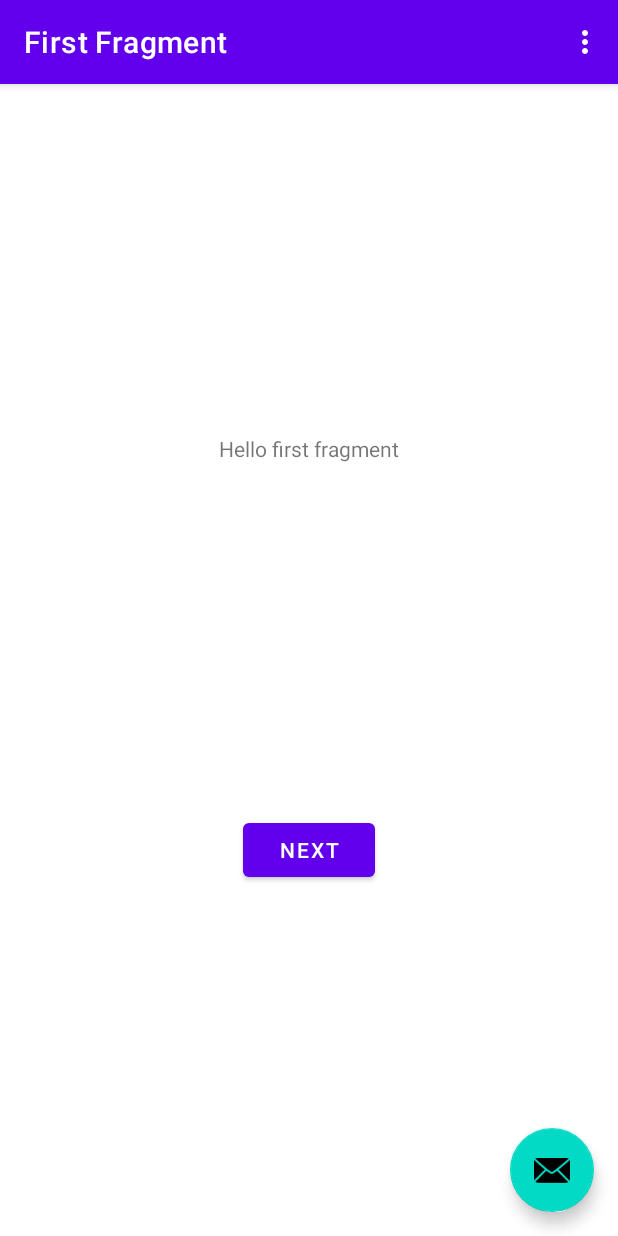
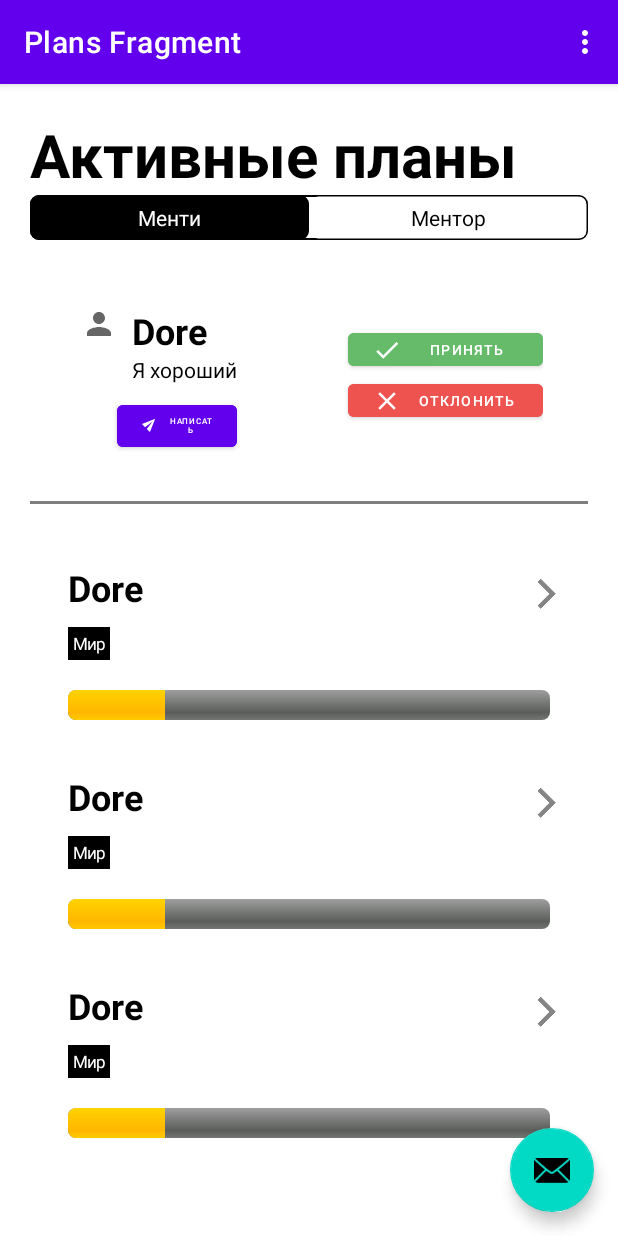
Before and after one commit to GoToV-team/getme-android, an Android app: the screen it shows after launch (MainActivity), on a phone screen of 412 x 824 dp. Run offline under Robolectric (Android 15) with nearby library versions, the phone set to English and light mode, and no system bars; our stand-ins replace navigation-ui.

Commit message:
add render page

```diff
--- a/app/build.gradle
+++ b/app/build.gradle
@@ -42,6 +42,7 @@ dependencies {
     implementation 'androidx.constraintlayout:constraintlayout:2.1.3'
     implementation 'androidx.navigation:navigation-fragment-ktx:2.4.1'
     implementation 'androidx.navigation:navigation-ui-ktx:2.4.1'
+    implementation 'androidx.recyclerview:recyclerview:1.2.1'
     testImplementation 'junit:junit:4.13.2'
     androidTestImplementation 'androidx.test.ext:junit:1.1.3'
     androidTestImplementation 'androidx.test.espresso:espresso-core:3.4.0'
--- a/app/src/main/java/com/gotov/getmeapp/FirstFragment.kt
+++ /dev/null
@@ -1,42 +0,0 @@
-package com.gotov.getmeapp
-
-import android.os.Bundle
-import androidx.fragment.app.Fragment
-import android.view.LayoutInflater
-import android.view.View
-import android.view.ViewGroup
-import androidx.navigation.fragment.findNavController
-import com.gotov.getmeapp.databinding.FragmentFirstBinding
-
-/**
- * A simple [Fragment] subclass as the default destination in the navigation.
- */
-class FirstFragment : Fragment() {
-
-    private var _binding: FragmentFirstBinding? = null
-
-    // This property is only valid between onCreateView and
-    // onDestroyView.
-    private val binding get() = _binding!!
-
-    override fun onCreateView(inflater: LayoutInflater, container: ViewGroup?,
-                              savedInstanceState: Bundle?): View? {
-
-        _binding = FragmentFirstBinding.inflate(inflater, container, false)
-        return binding.root
-
-    }
-
-    override fun onViewCreated(view: View, savedInstanceState: Bundle?) {
-        super.onViewCreated(view, savedInstanceState)
-
-        binding.buttonFirst.setOnClickListener {
-            findNavController().navigate(R.id.action_FirstFragment_to_SecondFragment)
-        }
-    }
-
-    override fun onDestroyView() {
-        super.onDestroyView()
-        _binding = null
-    }
-}
--- a/app/src/main/java/com/gotov/getmeapp/MainActivity.kt
+++ b/app/src/main/java/com/gotov/getmeapp/MainActivity.kt
@@ -9,6 +9,7 @@ import androidx.navigation.ui.navigateUp
 import androidx.navigation.ui.setupActionBarWithNavController
 import android.view.Menu
 import android.view.MenuItem
+import androidx.navigation.ui.NavigationUI
 import com.gotov.getmeapp.databinding.ActivityMainBinding
 
 class MainActivity : AppCompatActivity() {
@@ -25,13 +26,7 @@ class MainActivity : AppCompatActivity() {
         setSupportActionBar(binding.toolbar)
 
         val navController = findNavController(R.id.nav_host_fragment_content_main)
-        appBarConfiguration = AppBarConfiguration(navController.graph)
-        setupActionBarWithNavController(navController, appBarConfiguration)
-
-        binding.fab.setOnClickListener { view ->
-            Snackbar.make(view, "Replace with your own action", Snackbar.LENGTH_LONG)
-                .setAction("Action", null).show()
-        }
+        NavigationUI.setupActionBarWithNavController(this, navController)
     }
 
     override fun onCreateOptionsMenu(menu: Menu): Boolean {
--- /dev/null
+++ b/app/src/main/java/com/gotov/getmeapp/Menti.kt
@@ -0,0 +1,3 @@
+package com.gotov.getmeapp
+
+data class Menti(val Name : String, val About : String)
--- /dev/null
+++ b/app/src/main/java/com/gotov/getmeapp/MentiItemFragment.kt
@@ -0,0 +1,41 @@
+package com.gotov.getmeapp
+
+import android.graphics.Color
+import android.view.LayoutInflater
+import android.view.View
+import android.view.ViewGroup
+import android.widget.LinearLayout
+import android.widget.ProgressBar
+import android.widget.TextView
+import androidx.core.view.setPadding
+import androidx.recyclerview.widget.RecyclerView
+
+class MentisViewAdapter(mentis : Array<Menti>) : RecyclerView.Adapter<MentiItemFragment>() {
+
+    private val _mentis : Array<Menti> = mentis
+
+    override fun onCreateViewHolder(parent: ViewGroup, viewType: Int): MentiItemFragment {
+        val view: View = LayoutInflater.from(parent.context).inflate(R.layout.menti_info, parent, false)
+        return MentiItemFragment(view)
+    }
+
+    override fun onBindViewHolder(holder: MentiItemFragment, position: Int) {
+        val menti = _mentis[position]
+        holder.bind(menti)
+    }
+
+    override fun getItemCount(): Int {
+        return _mentis.size
+    }
+
+}
+
+class MentiItemFragment(itemView: View) : RecyclerView.ViewHolder(itemView) {
+    private val _name: TextView = itemView.findViewById(R.id.menti_item_name)
+    private val _about: TextView = itemView.findViewById(R.id.menti_item_about)
+
+    fun bind(menti: Menti) {
+        _name.text = menti.Name
+        _about.text = menti.About
+    }
+}
--- a/app/src/main/java/com/gotov/getmeapp/PlanItemFragment.java
+++ /dev/null
@@ -1,6 +0,0 @@
-package com.gotov.getmeapp;
-
-import android.app.Activity;
-
-public class PlanItemFragment extends Activity {
-}
--- /dev/null
+++ b/app/src/main/java/com/gotov/getmeapp/PlanItemFragment.kt
@@ -0,0 +1,52 @@
+package com.gotov.getmeapp
+
+import android.graphics.Color
+import android.view.LayoutInflater
+import android.view.View
+import android.view.ViewGroup
+import android.widget.LinearLayout
+import android.widget.ProgressBar
+import android.widget.TextView
+import androidx.core.view.setPadding
+import androidx.recyclerview.widget.RecyclerView
+
+class PlansViewAdapter(plans : Array<Plan>) : RecyclerView.Adapter<PlanItemFragment>() {
+
+    private val _plans : Array<Plan> = plans
+
+    override fun onCreateViewHolder(parent: ViewGroup, viewType: Int): PlanItemFragment {
+        val view: View = LayoutInflater.from(parent.context).inflate(R.layout.task_info, parent, false)
+        return PlanItemFragment(view)
+    }
+
+    override fun onBindViewHolder(holder: PlanItemFragment, position: Int) {
+        val plan = _plans[position]
+        holder.bind(plan)
+    }
+
+    override fun getItemCount(): Int {
+        return _plans.size
+    }
+
+}
+
+class PlanItemFragment(itemView: View) : RecyclerView.ViewHolder(itemView) {
+    private val _namePlan: TextView = itemView.findViewById(R.id.plan_item_title)
+    private val _progress: ProgressBar = itemView.findViewById(R.id.plan_progress_bar)
+    private val _skills: LinearLayout = itemView.findViewById(R.id.plan_item_skills)
+
+    fun bind(plan: Plan) {
+        _namePlan.text = plan.Title
+        _progress.progress = plan.Progress
+
+        for (skill in plan.Skills) {
+            val tmp: TextView = TextView(itemView.context)
+            tmp.text = skill
+            tmp.setTextColor(Color.WHITE);
+            tmp.setBackgroundColor(Color.BLACK);
+            tmp.textSize = 11F;
+            tmp.setPadding(5);
+            _skills.addView(tmp)
+        }
+    }
+}
--- /dev/null
+++ b/app/src/main/java/com/gotov/getmeapp/PlansFragment.kt
@@ -0,0 +1,78 @@
+package com.gotov.getmeapp
+
+import android.os.Bundle
+import android.view.LayoutInflater
+import android.view.View
+import android.view.ViewGroup
+import android.widget.LinearLayout
+import android.widget.RadioButton
+import androidx.fragment.app.Fragment
+import androidx.recyclerview.widget.LinearLayoutManager
+import androidx.recyclerview.widget.RecyclerView
+import com.gotov.getmeapp.databinding.FragmentPlansPageBinding
+
+class PlansFragment : Fragment() {
+    private var _binding: FragmentPlansPageBinding? = null
+
+    // This property is only valid between onCreateView and
+    // onDestroyView.
+    private val binding get() = _binding!!
+
+    override fun onCreateView(inflater: LayoutInflater, container: ViewGroup?,
+                              savedInstanceState: Bundle?): View {
+        val test : Array<Plan> = Array(5) {
+            Plan("Dore", 20, Array(1) { "Мир" })
+            Plan("Dore", 20, Array(1) { "Мир" })
+            Plan("Dore", 20, Array(1) { "Мир" })
+            Plan("Dore", 20, Array(1) { "Мир" })
+            Plan("Dore", 20, Array(1) { "Мир" })
+        }
+
+        val testMenti : Array<Menti> = Array(5) {
+            Menti("Dore", "Я хороший")
+            Menti("Dore", "Я хороший")
+            Menti("Dore", "Я хороший")
+            Menti("Dore", "Я хороший")
+            Menti("Dore", "Я хороший")
+        }
+
+        _binding = FragmentPlansPageBinding.inflate(inflater, container, false)
+        val rec : RecyclerView = binding.planList
+        val layoutManager: RecyclerView.LayoutManager =
+            LinearLayoutManager(context)
+        rec.layoutManager = layoutManager
+        rec.adapter = PlansViewAdapter(test)
+
+        val recMenti : RecyclerView = binding.mentiList
+        val layoutManagerMenti: RecyclerView.LayoutManager =
+            LinearLayoutManager(context, RecyclerView.HORIZONTAL, false)
+        recMenti.layoutManager = layoutManagerMenti
+        recMenti.adapter = MentisViewAdapter(testMenti)
+
+        binding.radioMenti.isChecked = true
+        binding.radioMentor.isChecked = false
+        binding.mentiList.visibility = View.VISIBLE
+        binding.dividerBetweenMentiAndPlan.visibility = View.VISIBLE
+
+        binding.radioMenti.setOnClickListener {
+            binding.mentiList.visibility = View.VISIBLE
+            binding.dividerBetweenMentiAndPlan.visibility = View.VISIBLE
+        }
+
+        binding.radioMentor.setOnClickListener {
+            binding.mentiList.visibility = View.GONE
+            binding.dividerBetweenMentiAndPlan.visibility = View.GONE
+        }
+
+        return binding.root
+    }
+
+    override fun onViewCreated(view: View, savedInstanceState: Bundle?) {
+        super.onViewCreated(view, savedInstanceState)
+    }
+
+    override fun onDestroyView() {
+        super.onDestroyView()
+        _binding = null
+    }
+}
--- /dev/null
+++ b/app/src/main/res/layout/fragment_plans_page.xml
@@ -0,0 +1,88 @@
+<?xml version="1.0" encoding="utf-8"?>
+
+<androidx.constraintlayout.widget.ConstraintLayout xmlns:android="http://schemas.android.com/apk/res/android"
+        xmlns:app="http://schemas.android.com/apk/res-auto"
+        xmlns:tools="http://schemas.android.com/tools"
+        android:layout_width="match_parent"
+        android:layout_height="match_parent"
+        tools:context=".PlansFragment"
+        android:orientation="vertical"
+        android:padding="20dp">
+
+
+    <TextView
+            android:text="@string/plans_page_header"
+            android:layout_width="match_parent"
+            android:layout_height="wrap_content"
+            android:textSize="40sp"
+            android:textStyle="bold"
+            android:textColor="@color/black"
+            android:id="@+id/textView"
+            app:layout_constraintTop_toTopOf="parent"
+            app:layout_constraintStart_toStartOf="parent" />
+
+    <RadioGroup
+            android:id="@+id/radioGroup"
+            android:layout_width="match_parent"
+            android:layout_height="30dp"
+            android:orientation="horizontal"
+            android:background="@drawable/ic_layout_bounders"
+            app:layout_constraintTop_toBottomOf="@+id/textView"
+            app:layout_constraintStart_toStartOf="parent">
+
+        <RadioButton
+                android:id="@+id/radio_menti"
+                android:layout_width="match_parent"
+                android:layout_height="wrap_content"
+                android:layout_weight="1"
+                android:text="@string/menti_value"
+                android:button="@null"
+                android:textColor="@drawable/ic_custom_switch_text_color"
+                android:textAlignment="center"
+                android:background="@drawable/ic_custom_swith_button_draw"
+                android:checked="true" />
+
+
+        <RadioButton
+                android:id="@+id/radio_mentor"
+                android:layout_width="match_parent"
+                android:layout_height="wrap_content"
+                android:layout_weight="1"
+                android:text="@string/mentor_value"
+                android:button="@null"
+                android:textColor="@drawable/ic_custom_switch_text_color"
+                android:textAlignment="center"
+                android:background="@drawable/ic_custom_swith_button_draw"
+                android:checked="false" />
+    </RadioGroup>
+
+    <LinearLayout
+            android:layout_width="match_parent"
+            android:layout_height="620dp"
+            app:layout_constraintTop_toBottomOf="@+id/radioGroup"
+            app:layout_constraintStart_toStartOf="parent"
+            android:layout_marginTop="10dp"
+            android:orientation="vertical">
+
+        <androidx.recyclerview.widget.RecyclerView
+                android:id="@+id/menti_list"
+                android:layout_width="match_parent"
+                android:layout_height="wrap_content"
+                android:orientation="horizontal">
+        </androidx.recyclerview.widget.RecyclerView>
+
+        <View
+                android:layout_width="match_parent"
+                android:layout_height="2dp"
+                android:background="#7E7E7E"
+                android:id="@+id/divider_between_menti_and_plan" />
+
+        <androidx.recyclerview.widget.RecyclerView
+                android:id="@+id/plan_list"
+                android:layout_width="match_parent"
+                android:layout_height="match_parent"
+                android:orientation="vertical"
+                android:layout_marginTop="20dp">
+        </androidx.recyclerview.widget.RecyclerView>
+    </LinearLayout>
+</androidx.constraintlayout.widget.ConstraintLayout>
--- a/app/src/main/res/layout/fragment_menti_info.xml
+++ b/app/src/main/res/layout/menti_info.xml
@@ -1,14 +1,12 @@
 <?xml version="1.0" encoding="utf-8"?>
-<?xml version="1.0" encoding="utf-8"?>
-
 
 <androidx.constraintlayout.widget.ConstraintLayout xmlns:android="http://schemas.android.com/apk/res/android"
         xmlns:app="http://schemas.android.com/apk/res-auto"
         xmlns:tools="http://schemas.android.com/tools"
         android:layout_width="match_parent"
-        android:layout_height="match_parent"
+        android:layout_height="wrap_content"
         android:layout_margin="30dp"
-        tools:context=".PlanItemFragment">
+        tools:context=".MentiItemFragment">
 
     <ImageView
             android:id="@+id/avatar_item_icon"
@@ -16,9 +14,9 @@
             android:layout_height="wrap_content"
             android:src="@drawable/ic_profile_default"
             app:layout_constraintStart_toStartOf="parent"
-            android:layout_marginStart="16dp"
+            android:layout_marginStart="4dp"
             app:layout_constraintTop_toTopOf="parent"
-            android:layout_marginTop="352dp" />
+            android:layout_marginTop="4dp" />
 
     <TextView
             android:id="@+id/menti_item_name"
@@ -60,13 +58,13 @@
             app:layout_constraintStart_toEndOf="@+id/avatar_item_icon"
             android:drawableLeft="@drawable/ic_telegram"
             android:layout_marginTop="8dp"
-            style="@style/TelegramButtonStyle"/>
+            style="@style/TelegramButtonStyle"
+            tools:ignore="TouchTargetSizeCheck" />
 
     <Button
             android:layout_width="130dp"
             android:layout_height="34dp"
             android:drawableLeft="@drawable/ic_apply"
-
             android:text="@string/apply_button_text"
             android:textSize="9sp"
             app:layout_constraintEnd_toEndOf="parent"
@@ -74,7 +72,7 @@
             android:layout_marginTop="12dp"
             android:id="@+id/button"
             style="@style/ApplyButtonStyle"
-             />
+            tools:ignore="SmallSp,TouchTargetSizeCheck" />
 
     <Button
             android:layout_width="130dp"
@@ -85,6 +83,7 @@
             app:layout_constraintEnd_toEndOf="parent"
             app:layout_constraintTop_toBottomOf="@+id/button"
             android:id="@+id/button2"
-            style="@style/RejectButtonStyle" />
+            style="@style/RejectButtonStyle"
+            tools:ignore="TouchTargetSizeCheck" />
 
 </androidx.constraintlayout.widget.ConstraintLayout>
--- a/app/src/main/res/navigation/nav_graph.xml
+++ b/app/src/main/res/navigation/nav_graph.xml
@@ -3,26 +3,12 @@
     xmlns:app="http://schemas.android.com/apk/res-auto"
     xmlns:tools="http://schemas.android.com/tools"
     android:id="@+id/nav_graph"
-    app:startDestination="@id/FirstFragment">
+    app:startDestination="@id/PlansFragment">
 
     <fragment
-        android:id="@+id/FirstFragment"
-        android:name="com.gotov.getmeapp.FirstFragment"
-        android:label="@string/first_fragment_label"
-        tools:layout="@layout/fragment_first">
-
-        <action
-            android:id="@+id/action_FirstFragment_to_SecondFragment"
-            app:destination="@id/SecondFragment" />
-    </fragment>
-    <fragment
-        android:id="@+id/SecondFragment"
-        android:name="com.gotov.getmeapp.SecondFragment"
-        android:label="@string/second_fragment_label"
-        tools:layout="@layout/fragment_second">
-
-        <action
-            android:id="@+id/action_SecondFragment_to_FirstFragment"
-            app:destination="@id/FirstFragment" />
+            android:id="@+id/PlansFragment"
+            android:name="com.gotov.getmeapp.PlansFragment"
+            android:label="@string/plans_fragment_label"
+            tools:layout="@layout/fragment_plans_page">
     </fragment>
 </navigation>
--- a/app/src/main/res/values/strings.xml
+++ b/app/src/main/res/values/strings.xml
@@ -3,6 +3,7 @@
     <string name="action_settings">Settings</string>
     <!-- Strings used for fragments for navigation -->
     <string name="first_fragment_label">First Fragment</string>
+    <string name="plans_fragment_label">Plans Fragment</string>
     <string name="second_fragment_label">Second Fragment</string>
     <string name="next">Next</string>
     <string name="previous">Previous</string>
@@ -12,6 +13,7 @@
     <string name="menti_value">Менти</string>
     <string name="mentor_value">Ментор</string>
     <string name="plans_page_header">Активные планы</string>
+    <string name="menti_info_header">Новые менти</string>
     <string name="reject_button_text">Отклонить</string>
     <string name="apply_button_text">Принять</string>
     <string name="telegram_button_text">Написать</string>
```
Also changed, not shown: app/src/main/java/com/gotov/getmeapp/Plan.kt (added, +23 -0 lines), app/src/main/java/com/gotov/getmeapp/PlansFragment.java (deleted, +0 -7 lines), app/src/main/java/com/gotov/getmeapp/SecondFragment.kt (deleted, +0 -44 lines), app/src/main/res/layout/plans_page.xml (deleted, +0 -90 lines), app/src/main/res/layout/task_info.xml (renamed from app/src/main/res/layout/fragment_task_info.xml, +8 -41 lines).
